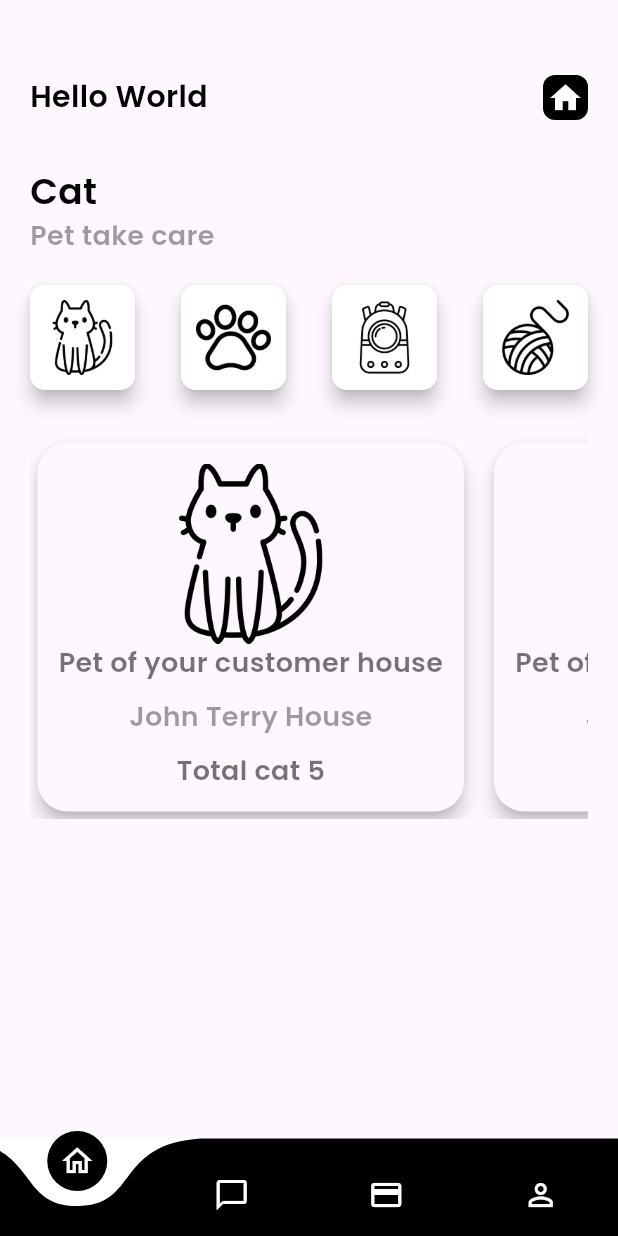
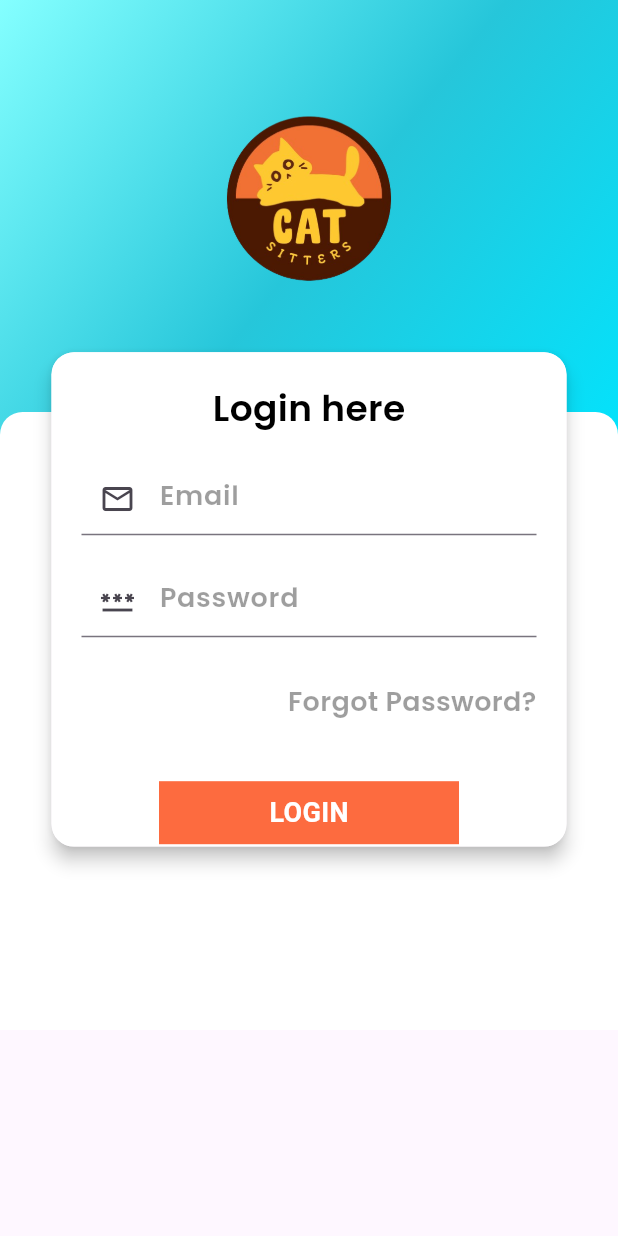
Before and after one commit to Daijirew/ProjectCs, a Flutter app: the screen it shows after launch, on a phone screen of 412 x 824 dp. Run offline on Flutter 3.47's test engine with Material 3 defaults, Android fonts, the phone set to English and light mode, and no system bars; drawn by our look-alikes of curved_navigation_bar; Roboto replaces fonts that are missing (Poppins1).

Commit message:
Login function
30/10/2024

```diff
--- a/lib/main.dart
+++ b/lib/main.dart
@@ -1,6 +1,6 @@
 import 'package:flutter/material.dart';
 import 'package:myproject/pages.dart/buttomnav.dart';
-import 'package:myproject/pages.dart/home.dart';
+import 'package:myproject/pages.dart/login.dart';
 
 void main() {
   runApp(const MyApp());
@@ -13,7 +13,7 @@ class MyApp extends StatelessWidget {
   Widget build(BuildContext context) {
     return const MaterialApp(
       debugShowCheckedModeBanner: false,
-      home: BottomNav(),
+      home: LogIn(),
     );
   }
 }
--- a/lib/pages.dart/buttomnav.dart
+++ b/lib/pages.dart/buttomnav.dart
@@ -23,10 +23,10 @@ class _MyWidgetState extends State<BottomNav> {
 
   @override
   void initState() {
-    homePage = home();
-    chat = Chat();
-    profile = Profile();
-    payment = Payment();
+    homePage = const home();
+    chat = const Chat();
+    profile = const Profile();
+    payment = const Payment();
     pages = [homePage, chat, payment, profile];
     super.initState();
   }
@@ -38,13 +38,13 @@ class _MyWidgetState extends State<BottomNav> {
         height: 65,
         backgroundColor: Colors.white,
         color: Colors.black,
-        animationDuration: Duration(milliseconds: 500),
+        animationDuration: const Duration(milliseconds: 500),
         onTap: (int index) {
           setState(() {
             currentTapIndex = index;
           });
         },
-        items: [
+        items: const [
           Icon(
             Icons.home_outlined,
             color: Colors.white,
--- a/lib/pages.dart/details.dart
+++ b/lib/pages.dart/details.dart
@@ -1,4 +1,5 @@
 import 'package:flutter/material.dart';
+import 'package:myproject/widget/widget_support.dart';
 
 class Details extends StatefulWidget {
   const Details({super.key});
@@ -12,7 +13,7 @@ class _DetailsState extends State<Details> {
   Widget build(BuildContext context) {
     return Scaffold(
       body: Container(
-        margin: EdgeInsets.only(top: 50, left: 20, right: 20),
+        margin: const EdgeInsets.only(top: 50, left: 20, right: 20),
         child: Column(
           crossAxisAlignment: CrossAxisAlignment.start,
           children: [
@@ -20,7 +21,7 @@ class _DetailsState extends State<Details> {
               onTap: () {
                 Navigator.pop(context);
               },
-              child: Icon(
+              child: const Icon(
                 Icons.arrow_back,
                 color: Colors.black,
               ),
@@ -31,6 +32,14 @@ class _DetailsState extends State<Details> {
               height: MediaQuery.of(context).size.height / 2.5,
               fit: BoxFit.fill,
             ),
+            Text(
+              'Cat',
+              style: AppWidget.semiboldTextFeildStyle(),
+            ),
+            Text(
+              'Type: Pet',
+              style: AppWidget.semiboldTextFeildStyle(),
+            ),
           ],
         ),
       ),
--- a/lib/pages.dart/home.dart
+++ b/lib/pages.dart/home.dart
@@ -15,7 +15,7 @@ class _MyWidgetState extends State<home> {
   Widget build(BuildContext context) {
     return Scaffold(
       body: Container(
-        margin: EdgeInsets.only(top: 50, left: 20, right: 20),
+        margin: const EdgeInsets.only(top: 50, left: 20, right: 20),
         child: Column(
           crossAxisAlignment: CrossAxisAlignment.start,
           children: [
@@ -24,40 +24,42 @@ class _MyWidgetState extends State<home> {
               children: [
                 Text('Hello World', style: AppWidget.boldTextFeildStyle()),
                 Container(
-                  padding: EdgeInsets.all(3),
+                  padding: const EdgeInsets.all(3),
                   decoration: BoxDecoration(
                     color: Colors.black,
                     borderRadius: BorderRadius.circular(8),
                   ),
-                  child: Icon(
+                  child: const Icon(
                     Icons.home,
                     color: Colors.white,
                   ),
                 )
               ],
             ),
-            SizedBox(height: 30),
+            const SizedBox(height: 30),
             Text('Cat', style: AppWidget.HeadlineTextFeildStyle()),
             Text('Pet take care', style: AppWidget.LightTextFeildStyle()),
-            SizedBox(height: 20),
+            const SizedBox(height: 20),
             showItem(),
-            SizedBox(height: 30),
+            const SizedBox(height: 30),
             SingleChildScrollView(
               scrollDirection: Axis.horizontal,
               child: Row(
                 children: [
                   GestureDetector(
                     onTap: () {
-                      Navigator.push(context,
-                          MaterialPageRoute(builder: (context) => Details()));
+                      Navigator.push(
+                          context,
+                          MaterialPageRoute(
+                              builder: (context) => const Details()));
                     },
                     child: Container(
-                      margin: EdgeInsets.all(5),
+                      margin: const EdgeInsets.all(5),
                       child: Material(
                         elevation: 5,
                         borderRadius: BorderRadius.circular(20),
                         child: Container(
-                          padding: EdgeInsets.all(14),
+                          padding: const EdgeInsets.all(14),
                           child: Column(
                             crossAxisAlignment: CrossAxisAlignment.start,
                             children: [
@@ -73,10 +75,10 @@ class _MyWidgetState extends State<home> {
                                   Text('Pet of your customer house',
                                       style:
                                           AppWidget.semiboldTextFeildStyle()),
-                                  SizedBox(height: 10),
+                                  const SizedBox(height: 10),
                                   Text('John Terry House',
                                       style: AppWidget.LightTextFeildStyle()),
-                                  SizedBox(height: 10),
+                                  const SizedBox(height: 10),
                                   Text('Total cat 5',
                                       style:
                                           AppWidget.semiboldTextFeildStyle()),
@@ -88,14 +90,14 @@ class _MyWidgetState extends State<home> {
                       ),
                     ),
                   ),
-                  SizedBox(width: 10),
+                  const SizedBox(width: 10),
                   Container(
-                    margin: EdgeInsets.all(5),
+                    margin: const EdgeInsets.all(5),
                     child: Material(
                       elevation: 5,
                       borderRadius: BorderRadius.circular(20),
                       child: Container(
-                        padding: EdgeInsets.all(14),
+                        padding: const EdgeInsets.all(14),
                         child: Column(
                           crossAxisAlignment: CrossAxisAlignment.start,
                           children: [
@@ -110,10 +112,10 @@ class _MyWidgetState extends State<home> {
                                 ),
                                 Text('Pet of your customer house',
                                     style: AppWidget.semiboldTextFeildStyle()),
-                                SizedBox(height: 10),
+                                const SizedBox(height: 10),
                                 Text('John Terry House',
                                     style: AppWidget.LightTextFeildStyle()),
-                                SizedBox(height: 10),
+                                const SizedBox(height: 10),
                                 Text('Total cat 5',
                                     style: AppWidget.semiboldTextFeildStyle()),
                               ],
@@ -148,7 +150,7 @@ class _MyWidgetState extends State<home> {
             elevation: 5,
             borderRadius: BorderRadius.circular(10),
             child: Container(
-              padding: EdgeInsets.all(10),
+              padding: const EdgeInsets.all(10),
               decoration: BoxDecoration(
                   color: cat ? Colors.black : Colors.white,
                   borderRadius: BorderRadius.circular(10)),
@@ -174,7 +176,7 @@ class _MyWidgetState extends State<home> {
             elevation: 5,
             borderRadius: BorderRadius.circular(10),
             child: Container(
-              padding: EdgeInsets.all(10),
+              padding: const EdgeInsets.all(10),
               decoration: BoxDecoration(
                   color: paw ? Colors.black : Colors.white,
                   borderRadius: BorderRadius.circular(10)),
@@ -200,7 +202,7 @@ class _MyWidgetState extends State<home> {
             elevation: 5,
             borderRadius: BorderRadius.circular(10),
             child: Container(
-              padding: EdgeInsets.all(10),
+              padding: const EdgeInsets.all(10),
               decoration: BoxDecoration(
                   color: backpack ? Colors.black : Colors.white,
                   borderRadius: BorderRadius.circular(10)),
@@ -226,7 +228,7 @@ class _MyWidgetState extends State<home> {
             elevation: 5,
             borderRadius: BorderRadius.circular(10),
             child: Container(
-              padding: EdgeInsets.all(10),
+              padding: const EdgeInsets.all(10),
               decoration: BoxDecoration(
                   color: ball ? Colors.black : Colors.white,
                   borderRadius: BorderRadius.circular(10)),
--- /dev/null
+++ b/lib/pages.dart/login.dart
@@ -0,0 +1,134 @@
+import 'package:flutter/material.dart';
+import 'package:flutter/widgets.dart';
+import 'package:myproject/widget/widget_support.dart';
+
+class LogIn extends StatefulWidget {
+  const LogIn({super.key});
+
+  @override
+  State<LogIn> createState() => _LoginState();
+}
+
+class _LoginState extends State<LogIn> {
+  @override
+  Widget build(BuildContext context) {
+    return Scaffold(
+        body: Container(
+      child: Stack(
+        children: [
+          Container(
+            width: MediaQuery.of(context).size.width,
+            height: MediaQuery.of(context).size.height / 2.5,
+            decoration: BoxDecoration(
+                gradient: LinearGradient(
+              begin: Alignment.topLeft,
+              end: Alignment.bottomRight,
+              colors: [Color(0xff84ffff), Color(0xff26c6da), Color(0xff00e5ff)],
+            )),
+          ),
+          Container(
+            margin:
+                EdgeInsets.only(top: MediaQuery.of(context).size.height / 3),
+            height: MediaQuery.of(context).size.height / 2,
+            width: MediaQuery.of(context).size.width,
+            decoration: BoxDecoration(
+                color: Colors.white,
+                borderRadius: BorderRadius.only(
+                    topLeft: Radius.circular(15),
+                    topRight: Radius.circular(15))),
+            child: Text(''),
+          ),
+          Container(
+            margin: EdgeInsets.only(
+              top: 50,
+            ),
+            child: Column(
+              children: [
+                Center(
+                  child: Image.asset(
+                    'images/logo.png',
+                    width: MediaQuery.of(context).size.width / 2.5,
+                    fit: BoxFit.cover,
+                  ),
+                ),
+                SizedBox(
+                  height: 20,
+                ),
+                Material(
+                  elevation: 5,
+                  borderRadius: BorderRadius.circular(15),
+                  child: Container(
+                    padding: EdgeInsets.only(left: 20, right: 20),
+                    width: MediaQuery.of(context).size.width / 1.2,
+                    height: MediaQuery.of(context).size.height / 2.5,
+                    decoration: BoxDecoration(
+                        color: Colors.white,
+                        borderRadius: BorderRadius.circular(15)),
+                    child: Column(
+                      children: [
+                        SizedBox(
+                          height: 20,
+                        ),
+                        Text(
+                          'Login here',
+                          style: AppWidget.HeadlineTextFeildStyle(),
+                        ),
+                        SizedBox(
+                          height: 20,
+                        ),
+                        TextField(
+                          decoration: InputDecoration(
+                              hintText: 'Email',
+                              hintStyle: AppWidget.LightTextFeildStyle(),
+                              prefixIcon: Icon(Icons.email_outlined)),
+                        ),
+                        SizedBox(
+                          height: 20,
+                        ),
+                        TextField(
+                          decoration: InputDecoration(
+                              hintText: 'Password',
+                              hintStyle: AppWidget.LightTextFeildStyle(),
+                              prefixIcon: Icon(Icons.password_outlined)),
+                        ),
+                        SizedBox(
+                          height: 30,
+                        ),
+                        Container(
+                          alignment: Alignment.topRight,
+                          child: Text('Forgot Password?',
+                              style: AppWidget.LightTextFeildStyle()),
+                        ),
+                        SizedBox(
+                          height: 40,
+                        ),
+                        Container(
+                          padding: EdgeInsets.symmetric(vertical: 8),
+                          width: 200,
+                          decoration: BoxDecoration(
+                            color: Color.fromARGB(255, 253, 107, 63),
+                          ),
+                          child: Center(
+                            child: Text(
+                              'LOGIN',
+                              style: TextStyle(
+                                color: Colors.white,
+                                fontSize: 18,
+                                fontFamily: 'Poppins1',
+                                fontWeight: FontWeight.bold,
+                              ),
+                            ),
+                          ),
+                        )
+                      ],
+                    ),
+                  ),
+                )
+              ],
+            ),
+          ),
+        ],
+      ),
+    ));
+  }
+}
--- a/lib/widget/widget_support.dart
+++ b/lib/widget/widget_support.dart
@@ -2,7 +2,7 @@ import 'package:flutter/material.dart';
 
 class AppWidget {
   static TextStyle boldTextFeildStyle() {
-    return TextStyle(
+    return const TextStyle(
         color: Colors.black,
         fontSize: 20,
         fontWeight: FontWeight.bold,
@@ -10,7 +10,7 @@ class AppWidget {
   }
 
   static TextStyle HeadlineTextFeildStyle() {
-    return TextStyle(
+    return const TextStyle(
         color: Colors.black,
         fontSize: 24,
         fontWeight: FontWeight.bold,
@@ -18,7 +18,7 @@ class AppWidget {
   }
 
   static TextStyle LightTextFeildStyle() {
-    return TextStyle(
+    return const TextStyle(
         color: Colors.black38,
         fontSize: 18,
         fontWeight: FontWeight.w500,
@@ -26,7 +26,7 @@ class AppWidget {
   }
 
   static TextStyle semiboldTextFeildStyle() {
-    return TextStyle(
+    return const TextStyle(
         color: Colors.black54,
         fontSize: 18,
         fontWeight: FontWeight.bold,
```
Also changed, not shown: images/logo.png (added).
